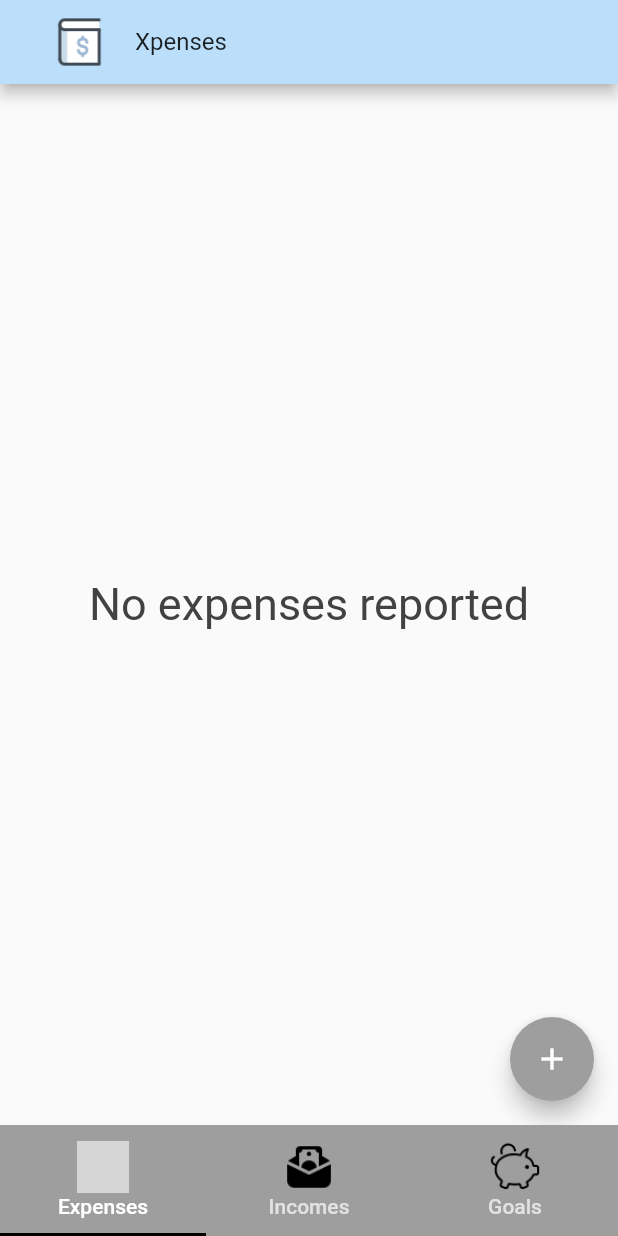
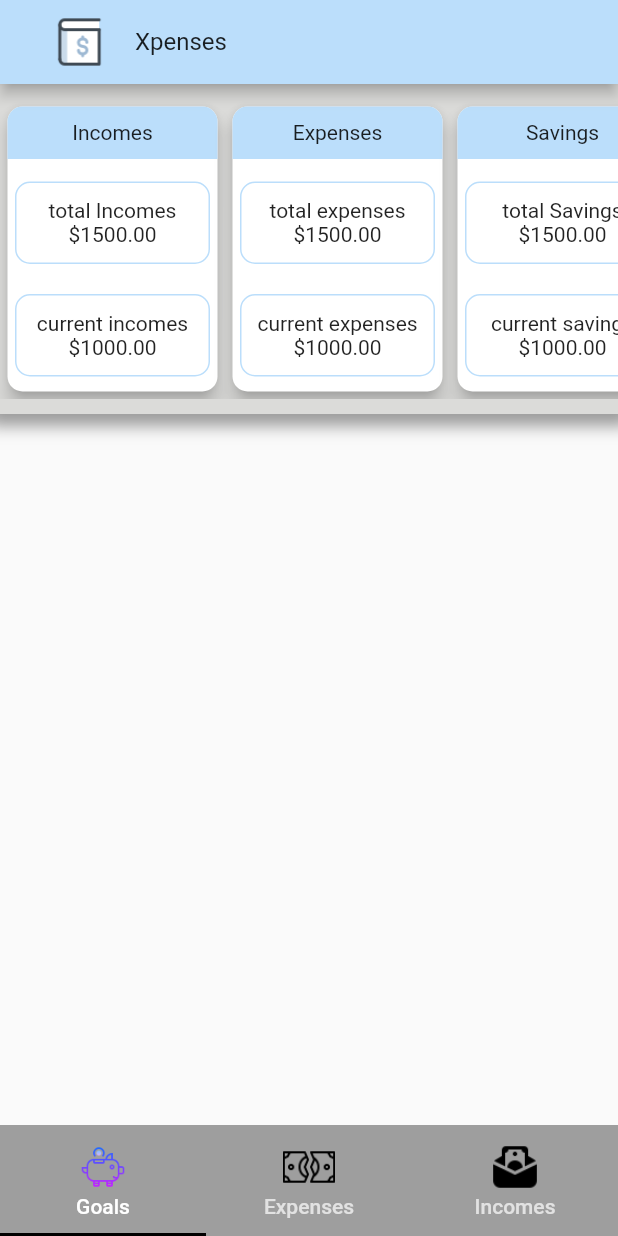
Before and after one commit to Ale6995/xpenses, a Flutter app: the screen it shows after launch, on a phone screen of 412 x 824 dp. Run offline on Flutter 3.47's test engine with Material 2 defaults, Android fonts, the phone set to English and light mode, and no system bars; drawn by our look-alikes of auto_size_text; our stand-ins replace cloud_firestore, firebase_core, get; missing offline and left inert: money2; accounts and stored records are empty; grey boxes are pictures that could not be loaded.

Commit message:
Goals screen

```diff
--- /dev/null
+++ b/xpenses_app/lib/screens/goals/goals.dart
@@ -0,0 +1,285 @@
+import 'package:auto_size_text/auto_size_text.dart';
+import 'package:flutter/material.dart';
+import 'package:get/get.dart';
+import 'package:xpenses_app/screens/goals/goalsController.dart';
+
+class GoalsScreen extends StatelessWidget {
+  GoalsController controller = Get.put(GoalsController());
+  @override
+  Widget build(BuildContext context) {
+    return Scaffold(
+      body: GetBuilder<GoalsController>(
+        builder: (controller) => Container(
+          child: Column(
+            children: [
+              Container(
+                margin: EdgeInsets.only(bottom: 10),
+                height: 220,
+                padding: EdgeInsets.symmetric(vertical: 10),
+                decoration: BoxDecoration(color: Color(0xFFdbdbd9), boxShadow: [
+                  BoxShadow(
+                      color: Colors.black38, blurRadius: 8, spreadRadius: 8)
+                ]),
+                child: ListView(
+                  scrollDirection: Axis.horizontal,
+                  // mainAxisAlignment: MainAxisAlignment.center,
+                  children: [
+                    Card(
+                      margin: EdgeInsets.all(5),
+                      elevation: 5,
+                      shape: RoundedRectangleBorder(
+                        borderRadius: BorderRadius.circular(10.0),
+                      ),
+                      child: Container(
+                        width: 140,
+                        // padding: EdgeInsets.all(10),
+                        child: Column(
+                          mainAxisSize: MainAxisSize.min,
+                          children: [
+                            Container(
+                                height: 35,
+                                margin: EdgeInsets.only(bottom: 5),
+                                decoration: BoxDecoration(
+                                    color: Colors.blue[100],
+                                    borderRadius: BorderRadius.only(
+                                        topLeft: Radius.circular(10),
+                                        topRight: Radius.circular(10))),
+                                alignment: Alignment.center,
+                                padding: EdgeInsets.all(5),
+                                child: AutoSizeText('Incomes')),
+                            Expanded(
+                              child: Container(
+                                margin: EdgeInsets.symmetric(
+                                    vertical: 10, horizontal: 5),
+                                decoration: BoxDecoration(
+                                    border: Border.all(
+                                      color: Colors.blue[100]!,
+                                    ),
+                                    borderRadius: BorderRadius.circular(10)),
+                                padding: EdgeInsets.all(5),
+                                alignment: Alignment.center,
+                                child: Wrap(
+                                  alignment: WrapAlignment.center,
+                                  children: [
+                                    AutoSizeText(
+                                      'total Incomes',
+                                      maxLines: 2,
+                                      textAlign: TextAlign.center,
+                                    ),
+                                    AutoSizeText(
+                                      "\$1500.00",
+                                      maxLines: 1,
+                                      textAlign: TextAlign.center,
+                                    ),
+                                  ],
+                                ),
+                              ),
+                            ),
+                            Expanded(
+                              child: Container(
+                                margin: EdgeInsets.symmetric(
+                                    vertical: 10, horizontal: 5),
+                                decoration: BoxDecoration(
+                                    border: Border.all(
+                                      color: Colors.blue[100]!,
+                                    ),
+                                    borderRadius: BorderRadius.circular(10)),
+                                padding: EdgeInsets.all(5),
+                                alignment: Alignment.center,
+                                child: Wrap(
+                                  alignment: WrapAlignment.center,
+                                  children: [
+                                    AutoSizeText(
+                                      'current incomes',
+                                      maxLines: 2,
+                                      textAlign: TextAlign.center,
+                                    ),
+                                    AutoSizeText(
+                                      "\$1000.00",
+                                      maxLines: 1,
+                                      textAlign: TextAlign.center,
+                                    ),
+                                  ],
+                                ),
+                              ),
+                            ),
+                          ],
+                        ),
+                      ),
+                    ),
+                    Card(
+                      margin: EdgeInsets.all(5),
+                      elevation: 5,
+                      shape: RoundedRectangleBorder(
+                        borderRadius: BorderRadius.circular(10.0),
+                      ),
+                      child: Container(
+                        width: 140,
+                        // padding: EdgeInsets.all(10),
+                        child: Column(
+                          mainAxisSize: MainAxisSize.min,
+                          children: [
+                            Container(
+                                height: 35,
+                                margin: EdgeInsets.only(bottom: 5),
+                                decoration: BoxDecoration(
+                                    color: Colors.blue[100],
+                                    borderRadius: BorderRadius.only(
+                                        topLeft: Radius.circular(10),
+                                        topRight: Radius.circular(10))),
+                                alignment: Alignment.center,
+                                padding: EdgeInsets.all(5),
+                                child: AutoSizeText('Expenses')),
+                            Expanded(
+                              child: Container(
+                                margin: EdgeInsets.symmetric(
+                                    vertical: 10, horizontal: 5),
+                                decoration: BoxDecoration(
+                                    border: Border.all(
+                                      color: Colors.blue[100]!,
+                                    ),
+                                    borderRadius: BorderRadius.circular(10)),
+                                padding: EdgeInsets.all(5),
+                                alignment: Alignment.center,
+                                child: Wrap(
+                                  alignment: WrapAlignment.center,
+                                  children: [
+                                    AutoSizeText(
+                                      'total expenses',
+                                      maxLines: 2,
+                                      textAlign: TextAlign.center,
+                                    ),
+                                    AutoSizeText(
+                                      "\$1500.00",
+                                      maxLines: 1,
+                                      textAlign: TextAlign.center,
+                                    ),
+                                  ],
+                                ),
+                              ),
+                            ),
+                            Expanded(
+                              child: Container(
+                                margin: EdgeInsets.symmetric(
+                                    vertical: 10, horizontal: 5),
+                                decoration: BoxDecoration(
+                                    border: Border.all(
+                                      color: Colors.blue[100]!,
+                                    ),
+                                    borderRadius: BorderRadius.circular(10)),
+                                padding: EdgeInsets.all(5),
+                                alignment: Alignment.center,
+                                child: Wrap(
+                                  alignment: WrapAlignment.center,
+                                  children: [
+                                    AutoSizeText(
+                                      'current expenses',
+                                      maxLines: 2,
+                                      textAlign: TextAlign.center,
+                                    ),
+                                    AutoSizeText(
+                                      "\$1000.00",
+                                      maxLines: 1,
+                                      textAlign: TextAlign.center,
+                                    ),
+                                  ],
+                                ),
+                              ),
+                            ),
+                          ],
+                        ),
+                      ),
+                    ),
+                    Card(
+                      margin: EdgeInsets.all(5),
+                      elevation: 5,
+                      shape: RoundedRectangleBorder(
+                        borderRadius: BorderRadius.circular(10.0),
+                      ),
+                      child: Container(
+                        width: 140,
+                        // padding: EdgeInsets.all(10),
+                        child: Column(
+                          mainAxisSize: MainAxisSize.min,
+                          children: [
+                            Container(
+                                height: 35,
+                                margin: EdgeInsets.only(bottom: 5),
+                                decoration: BoxDecoration(
+                                    color: Colors.blue[100],
+                                    borderRadius: BorderRadius.only(
+                                        topLeft: Radius.circular(10),
+                                        topRight: Radius.circular(10))),
+                                alignment: Alignment.center,
+                                padding: EdgeInsets.all(5),
+                                child: AutoSizeText('Savings')),
+                            Expanded(
+                              child: Container(
+                                margin: EdgeInsets.symmetric(
+                                    vertical: 10, horizontal: 5),
+                                decoration: BoxDecoration(
+                                    border: Border.all(
+                                      color: Colors.blue[100]!,
+                                    ),
+                                    borderRadius: BorderRadius.circular(10)),
+                                padding: EdgeInsets.all(5),
+                                alignment: Alignment.center,
+                                child: Wrap(
+                                  alignment: WrapAlignment.center,
+                                  children: [
+                                    AutoSizeText(
+                                      'total Savings',
+                                      maxLines: 2,
+                                      textAlign: TextAlign.center,
+                                    ),
+                                    AutoSizeText(
+                                      "\$1500.00",
+                                      maxLines: 1,
+                                      textAlign: TextAlign.center,
+                                    ),
+                                  ],
+                                ),
+                              ),
+                            ),
+                            Expanded(
+                              child: Container(
+                                margin: EdgeInsets.symmetric(
+                                    vertical: 10, horizontal: 5),
+                                decoration: BoxDecoration(
+                                    border: Border.all(
+                                      color: Colors.blue[100]!,
+                                    ),
+                                    borderRadius: BorderRadius.circular(10)),
+                                padding: EdgeInsets.all(5),
+                                alignment: Alignment.center,
+                                child: Wrap(
+                                  alignment: WrapAlignment.center,
+                                  children: [
+                                    AutoSizeText(
+                                      'current savings',
+                                      maxLines: 2,
+                                      textAlign: TextAlign.center,
+                                    ),
+                                    AutoSizeText(
+                                      "\$1000.00",
+                                      maxLines: 1,
+                                      textAlign: TextAlign.center,
+                                    ),
+                                  ],
+                                ),
+                              ),
+                            ),
+                          ],
+                        ),
+                      ),
+                    ),
+                  ],
+                ),
+              )
+            ],
+          ),
+        ),
+      ),
+    );
+  }
+}
--- /dev/null
+++ b/xpenses_app/lib/screens/goals/goalsController.dart
@@ -0,0 +1,3 @@
+import 'package:get/get.dart';
+
+class GoalsController extends GetxController {}
--- a/xpenses_app/lib/screens/tapBar/tapBar.dart
+++ b/xpenses_app/lib/screens/tapBar/tapBar.dart
@@ -1,6 +1,7 @@
 import 'package:flutter/material.dart';
 import 'package:get/get.dart';
 import 'package:xpenses_app/screens/expenses/expenses.dart';
+import 'package:xpenses_app/screens/goals/goals.dart';
 import 'package:xpenses_app/screens/incomes/incomesScreen.dart';
 
 import 'package:xpenses_app/screens/tapBar/tapbarController.dart';
@@ -29,15 +30,25 @@ class MyTabBar extends StatelessWidget {
             color: Colors.grey[500],
             child: GetBuilder<MyTabController>(
               builder: (controller) => TabBar(
-                onTap: (value) => _tabx.update(),
                 controller: _tabx.controller,
                 tabs: [
+                  Tab(
+                    text: 'Goals',
+                    iconMargin: EdgeInsets.all(1),
+                    icon: Container(
+                        child: Image.asset(
+                      _tabx.controller.index == 0
+                          ? 'images/savingOn.png'
+                          : 'images/savingsOff.png',
+                      height: 35,
+                    )),
+                  ),
                   Tab(
                     text: 'Expenses',
                     iconMargin: EdgeInsets.all(1),
                     icon: Container(
                         child: Image.asset(
-                      _tabx.controller.index == 0
+                      _tabx.controller.index == 1
                           ? 'images/expensesOn.png'
                           : 'images/expensesOff.png',
                       height: 35,
@@ -48,40 +59,19 @@ class MyTabBar extends StatelessWidget {
                     iconMargin: EdgeInsets.all(1),
                     icon: Container(
                         child: Image.asset(
-                      _tabx.controller.index == 1
+                      _tabx.controller.index == 2
                           ? 'images/incomesOn.png'
                           : 'images/incomesOff.png',
                       height: 35,
                     )),
                   ),
-                  Tab(
-                    text: 'Goals',
-                    iconMargin: EdgeInsets.all(1),
-                    icon: Container(
-                        child: Image.asset(
-                      _tabx.controller.index == 2
-                          ? 'images/savingOn.png'
-                          : 'images/savingsOff.png',
-                      height: 35,
-                    )),
-                  )
                 ],
               ),
             )),
       ),
       body: TabBarView(
         controller: _tabx.controller,
-        children: [
-          Expenses(),
-          IncomesScreen(),
-          Center(
-            child: Text(
-              'no Body yet for this tab',
-              textAlign: TextAlign.center,
-              style: const TextStyle(fontSize: 36),
-            ),
-          )
-        ],
+        children: [GoalsScreen(), Expenses(), IncomesScreen()],
       ),
     );
   }
--- a/xpenses_app/lib/screens/tapBar/tapbarController.dart
+++ b/xpenses_app/lib/screens/tapBar/tapbarController.dart
@@ -8,6 +8,9 @@ class MyTabController extends GetxController with SingleGetTickerProviderMixin {
   void onInit() {
     super.onInit();
     controller = TabController(vsync: this, length: 3);
+    controller.addListener(() {
+      update();
+    });
   }
 
   @override
```
